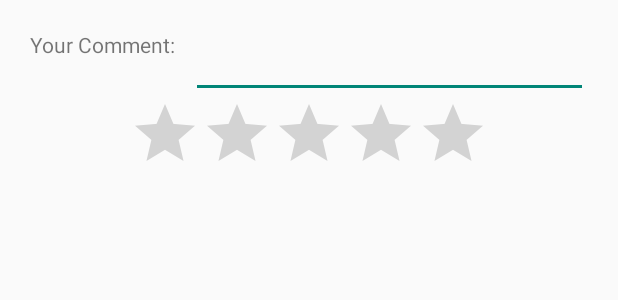
After one commit to awsomethree/townkitchen, an Android app: the layout dialog_rating.xml on its own in the app's theme, with its tools: preview values and no code run, on a phone screen of 412 x 824 dp. The commit adds this screen. Shown: the top 300 px of the screen. Run offline under Robolectric (Android 15) with nearby library versions, the phone set to English and light mode, and no system bars.

Commit message:
ADDED MORE for feedback dialog.

```diff
--- a/app/src/main/java/awsomethree/com/townkitchen/activities/MainActivity.java
+++ b/app/src/main/java/awsomethree/com/townkitchen/activities/MainActivity.java
@@ -78,11 +78,11 @@ public class MainActivity extends
         tkDrawer.addNavItem("Home", R.mipmap.ic_launcher, "Home", HomeFragment.class);
         tkDrawer.addNavItem("Shopping Cart", R.mipmap.ic_launcher, "Shopping Cart",
                 ShoppingCartFragment.class);
-        tkDrawer.addNavItem("Order History", R.mipmap.ic_launcher, "My Order", OrderHistoryFragment.class);
+        tkDrawer.addNavItem("Order History", R.mipmap.ic_launcher, "Order History", OrderHistoryFragment.class);
         // Below pages, will not showing the other navigation (calendar and add shopping cart)
         tkDrawer.addNavItem("Track My Order", R.mipmap.ic_launcher, "Track My Order",
                 TrackOrderFragment.class, false);
-        tkDrawer.addNavItem("Give Feedbacks", R.mipmap.ic_launcher, "Feedback",
+        tkDrawer.addNavItem("Feedbacks History", R.mipmap.ic_launcher, "Feedbacks History",
                 OrderFeedbackFragment.class, false);
         // draw the invisible fragment (from drawer perspective)
         tkDrawer.addNavItem("Menu", R.mipmap.ic_launcher, "Menu",
--- a/app/src/main/java/awsomethree/com/townkitchen/models/OrderLineItem.java
+++ b/app/src/main/java/awsomethree/com/townkitchen/models/OrderLineItem.java
@@ -90,6 +90,7 @@ public class OrderLineItem extends ParseObject{
         query.include("Order");
         query.include("DailyMenu");
         query.include("DailyMenu.FoodMenu");
+        query.include("Feedback");
         query.findInBackground(new FindCallback<OrderLineItem>() {
             @Override
             public void done(List<OrderLineItem> orderLineItem, ParseException e) {
--- /dev/null
+++ b/app/src/main/res/layout/dialog_rating.xml
@@ -0,0 +1,35 @@
+<?xml version="1.0" encoding="utf-8"?>
+<RelativeLayout xmlns:android="http://schemas.android.com/apk/res/android"
+              android:orientation="vertical"
+              android:layout_width="match_parent"
+              android:layout_height="match_parent"
+        android:padding="20dp"
+        >
+
+
+
+    <TextView
+        android:layout_width="wrap_content"
+        android:layout_height="wrap_content"
+        android:text="@string/FeedbackText"
+        android:id="@+id/tvCommentLabel"
+        android:gravity="center_vertical"
+        />
+
+    <EditText
+        android:layout_width="match_parent"
+        android:layout_height="wrap_content"
+        android:id="@+id/etComment"
+        android:layout_toRightOf="@+id/tvCommentLabel"
+        android:layout_marginLeft="10dp"
+        />
+
+    <RatingBar
+        android:layout_width="wrap_content"
+        android:layout_height="wrap_content"
+        android:id="@+id/ratingBar"
+        android:textAlignment="center"
+        android:layout_below="@+id/etComment"
+        android:layout_centerHorizontal="true" />
+
+</RelativeLayout>
--- a/app/src/main/res/values/strings.xml
+++ b/app/src/main/res/values/strings.xml
@@ -24,6 +24,9 @@
 
     <string name="CreditCard">CC Number</string>
 
+    <string name="FeedbackText">Your Comment:</string>
+
+
     <item name="shippingCostDesc" type="id">SHIPPING</item>
 
 </resources>
```
Also changed, not shown: app/src/main/java/awsomethree/com/townkitchen/dialogs/GiveFeedbackDialog.java (added, +122 -0 lines), app/src/main/java/awsomethree/com/townkitchen/fragments/OrderHistoryFragment.java (+27 -2 lines), app/src/main/java/awsomethree/com/townkitchen/fragments/ShoppingCartFragment.java (+4 -4 lines).
